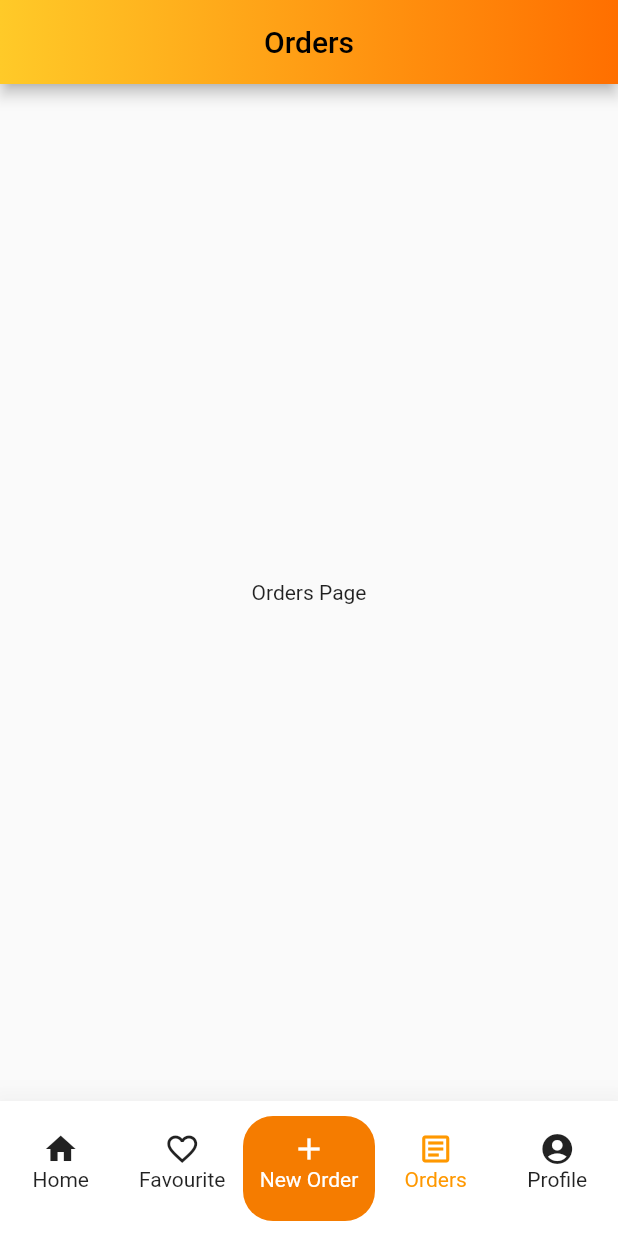
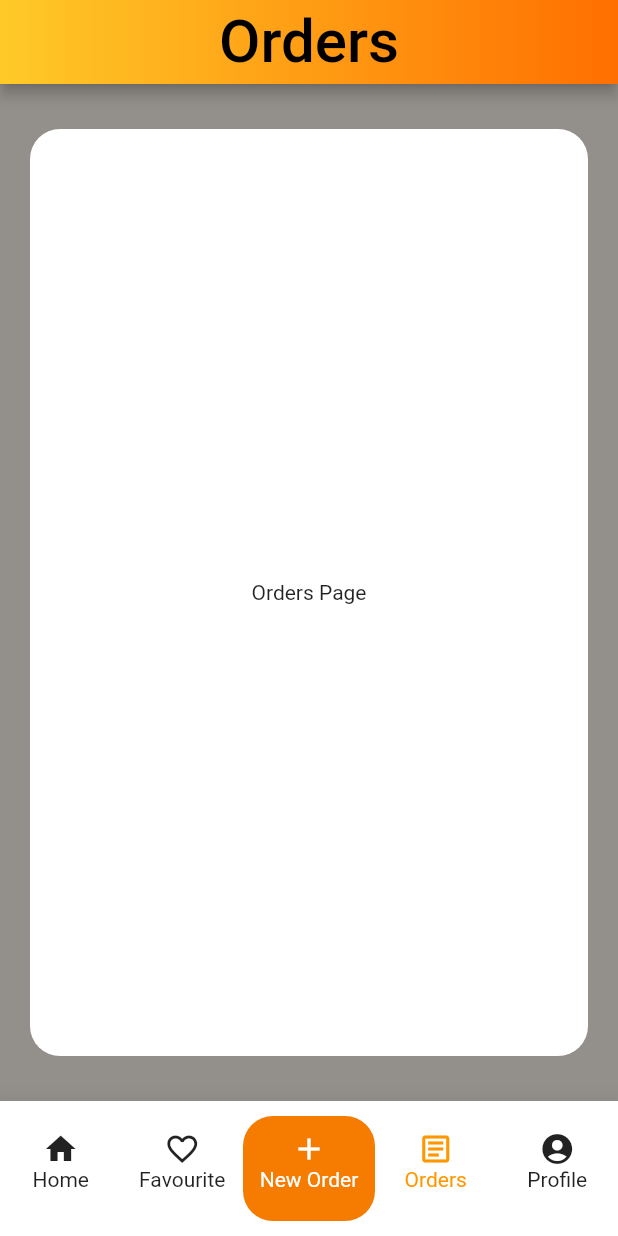
Before and after one commit to Bryce-Kaddouri/orderitNavCUstom, a Flutter app: the screen it shows after launch, item 4 of the bottom bar chosen, on a phone screen of 412 x 824 dp. Run offline on Flutter 3.47's test engine with Material 2 defaults, Android fonts, the phone set to English and light mode, and no system bars; our stand-ins replace new_gradient_app_bar.

Commit message:
orders ui presque ok quelque detail pour que ce soit vraiemnt le ememe

```diff
--- a/lib/main.dart
+++ b/lib/main.dart
@@ -1,6 +1,7 @@
 import 'package:flutter/material.dart';
 import 'package:new_gradient_app_bar/new_gradient_app_bar.dart';
 import 'package:ordernav/screens/favourites/favourite_main.dart';
+import 'package:ordernav/screens/orders/orders_main.dart';
 
 // screens import
 import 'screens/home_page.dart';
@@ -60,7 +61,10 @@ class _MyHomePageState extends State<MyHomePage> {
         appBar: NewGradientAppBar(
           title: Center(
             child: Text(_title[_selectedIndex],
-                style: const TextStyle(color: Colors.black)),
+                style: const TextStyle(
+                    color: Colors.black,
+                    fontSize: 40,
+                    fontWeight: FontWeight.w500)),
           ),
           gradient: const LinearGradient(
             colors: [
@@ -69,13 +73,16 @@ class _MyHomePageState extends State<MyHomePage> {
             ],
           ),
         ),
-        body: const [
-          HomePage(),
-          FavouritePage(),
-          NewOrderPage(),
-          OrdersPage(),
-          ProfilePage(),
-        ][_selectedIndex],
+        body: Container(
+            color: //rgb = f2efeb
+                Color.fromARGB(255, 147, 143, 139),
+            child: const [
+              HomePage(),
+              FavouritePage(),
+              NewOrderPage(),
+              OrdersPage(),
+              ProfilePage(),
+            ][_selectedIndex]),
         bottomNavigationBar: SizedBox(
           width: MediaQuery.of(context).size.width,
           child: BottomAppBar(
@@ -166,19 +173,6 @@ class NewOrderPage extends StatelessWidget {
   }
 }
 
-class OrdersPage extends StatelessWidget {
-  const OrdersPage({super.key});
-
-  @override
-  Widget build(BuildContext context) {
-    return Container(
-      child: const Center(
-        child: Text("Orders Page"),
-      ),
-    );
-  }
-}
-
 class ProfilePage extends StatelessWidget {
   const ProfilePage({super.key});
 
--- a/lib/screens/home_page.dart
+++ b/lib/screens/home_page.dart
@@ -12,8 +12,6 @@ class HomePage extends StatelessWidget {
   @override
   Widget build(BuildContext context) {
     return Container(
-      color: //rgb = f2efeb
-          Color.fromARGB(255, 232, 228, 224),
       child: Center(
         child: Row(
           children: [
--- /dev/null
+++ b/lib/screens/orders/orders_main.dart
@@ -0,0 +1,26 @@
+import 'package:flutter/material.dart';
+
+class OrdersPage extends StatefulWidget {
+  const OrdersPage({super.key});
+
+  @override
+  State<OrdersPage> createState() => _OrdersPageState();
+}
+
+class _OrdersPageState extends State<OrdersPage> {
+  @override
+  Widget build(BuildContext context) {
+    return Container(
+      margin: const EdgeInsets.symmetric(vertical: 30, horizontal: 20),
+      decoration: const BoxDecoration(
+        color: Colors.white,
+        borderRadius: BorderRadius.all(Radius.circular(20)),
+      ),
+      width: MediaQuery.of(context).size.width,
+      height: MediaQuery.of(context).size.height,
+      child: Center(
+        child: Text("Orders Page"),
+      ),
+    );
+  }
+}
```
Also changed, not shown: lib/screens/favourites/favourite_main.dart (+15 -0 lines).
